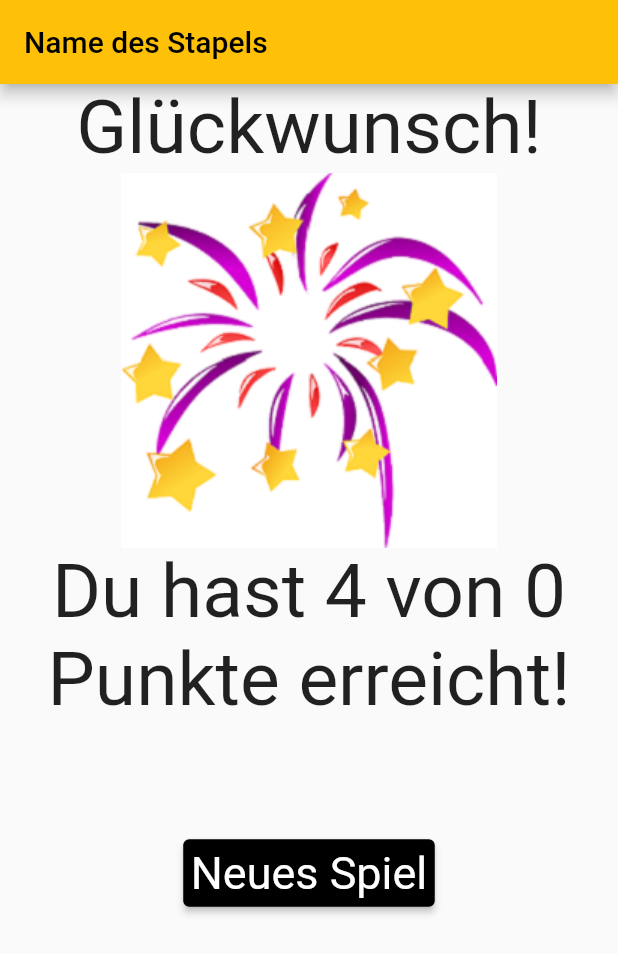
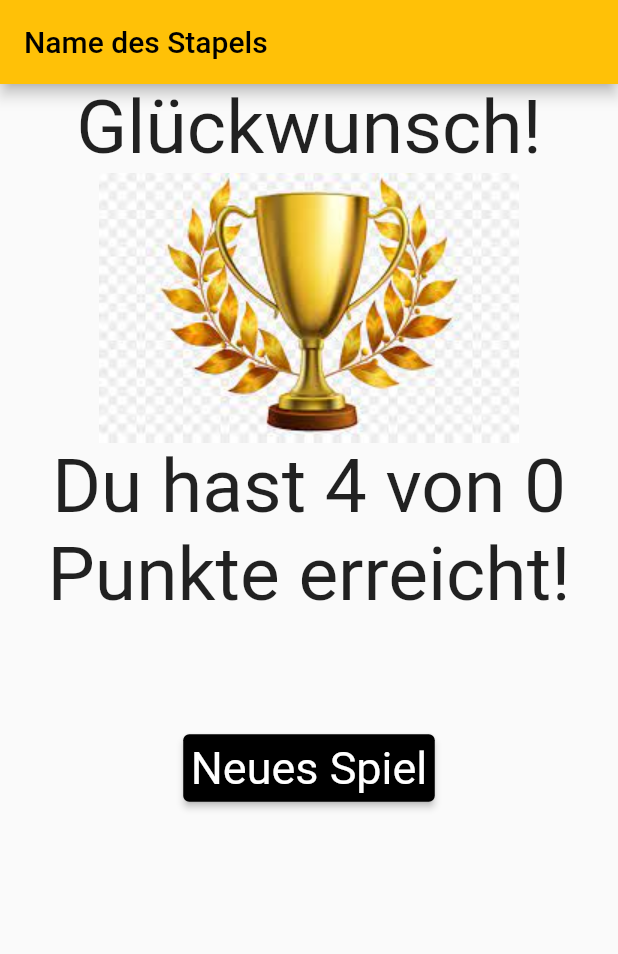
Before and after one commit to BogyMitutoyoCTL/BOGY-App-2022-10, a Flutter app: the Score screen opened directly with empty values, on a phone screen of 412 x 824 dp. Shown: the top 954 px of the screen. Run offline on Flutter 3.47's test engine with Material 2 defaults, Android fonts, the phone set to English and light mode, and no system bars; our stand-ins replace image_picker.

```diff
--- a/Source/lib/EditDeck.dart
+++ b/Source/lib/EditDeck.dart
@@ -14,12 +14,13 @@ class EditDeck extends StatefulWidget {
 
 class _EditDeckState extends State<EditDeck> {
   TextEditingController _titleControll = TextEditingController();
+  var Textfeld = TextField();
 
   @override
   Widget build(BuildContext context) {
     return Scaffold(
       appBar: AppBar(
-        title: Text("Stapel bearbeiten"),
+        title: Text("Title"),
       ),
       body: Column(
         children: [
--- a/Source/lib/Score.dart
+++ b/Source/lib/Score.dart
@@ -1,6 +1,7 @@
 import 'package:flutter/material.dart';
 import 'package:learnhub/Home.dart';
 
+import 'DataHelper/QuestionStack.dart';
 import 'DataHelper/QuestionStack.dart';
 
 class Score extends StatefulWidget {
@@ -36,7 +37,7 @@ class _ScoreState extends State<Score> {
                     style: TextStyle(fontSize: 50),
                   ),
                 ),
-                Image.asset("assets/images/Feuerwerk.png"),
+                Image.asset("assets/images/Pokal.png"),
                 Text(
                   "Du hast $score von $numberOfQuestions",
                   style: TextStyle(fontSize: 50),
--- a/Source/pubspec.yaml
+++ b/Source/pubspec.yaml
@@ -83,6 +83,7 @@ flutter:
   assets:
      - assets/images/Logo.png
      - assets/images/Feuerwerk.png
+     - assets/images/Pokal.png
 
   # An image asset can refer to one or more resolution-specific "variants", see
   # https://flutter.dev/assets-and-images/#resolution-aware.
```
Also changed, not shown: Source/lib/Home.dart (+13 -6 lines), Source/assets/images/Pokal.png (added).
